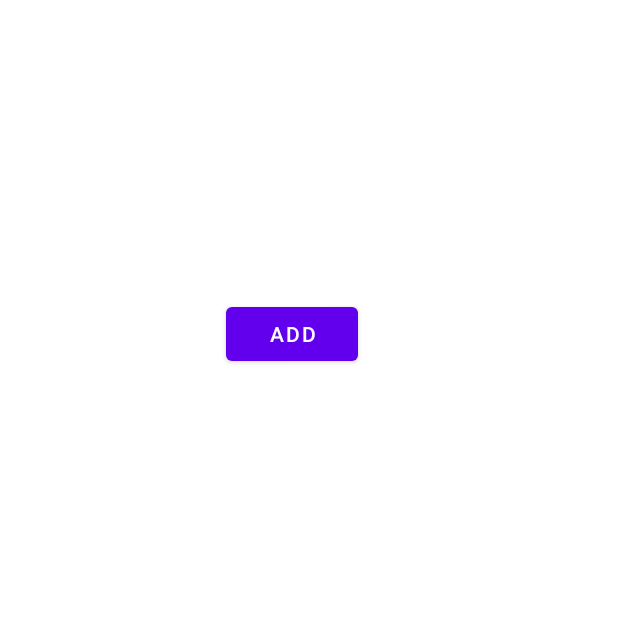
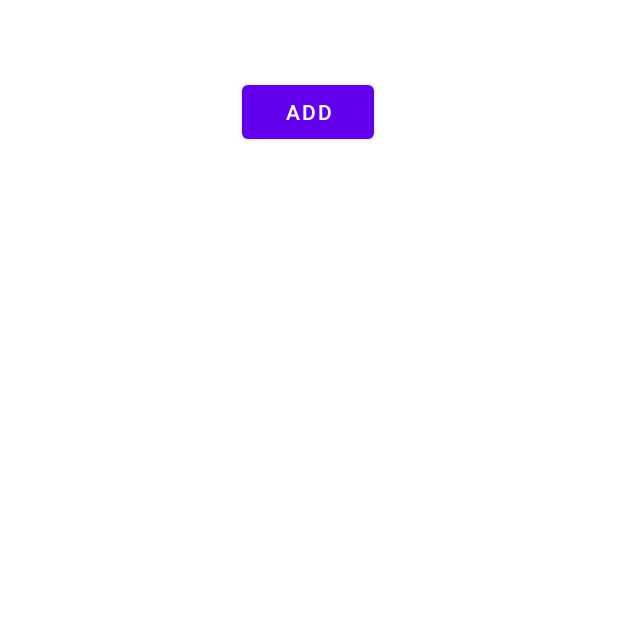
Before and after one commit to Anii232002/Daily_Manager, an Android app: the Notes screen opened directly, with no data from a screen before it, on a phone screen of 412 x 824 dp, the top half of it. Run offline under Robolectric (Android 15) with nearby library versions, the light colour scheme and no system bars.

Commit message:
notes db1

```diff
--- a/app/src/main/res/layout/activity_notes.xml
+++ b/app/src/main/res/layout/activity_notes.xml
@@ -7,16 +7,26 @@
     tools:context=".Notes">
 
     <Button
+        android:id="@+id/button2"
         android:layout_width="wrap_content"
         android:layout_height="wrap_content"
         android:onClick="newnote"
         android:text="ADD"
         app:layout_constraintBottom_toBottomOf="parent"
         app:layout_constraintEnd_toEndOf="parent"
-        app:layout_constraintHorizontal_bias="0.464"
+        app:layout_constraintHorizontal_bias="0.498"
         app:layout_constraintStart_toStartOf="parent"
         app:layout_constraintTop_toTopOf="parent"
-        app:layout_constraintVertical_bias="0.256" />
+        app:layout_constraintVertical_bias="0.065" />
+
+    <androidx.recyclerview.widget.RecyclerView
+        android:layout_width="409dp"
+        android:layout_height="636dp"
+        android:layout_marginTop="2dp"
+        app:layout_constraintBottom_toBottomOf="parent"
+        app:layout_constraintEnd_toEndOf="parent"
+        app:layout_constraintStart_toStartOf="parent"
+        app:layout_constraintTop_toBottomOf="@+id/button2" />
 
 
 </androidx.constraintlayout.widget.ConstraintLayout>
```
